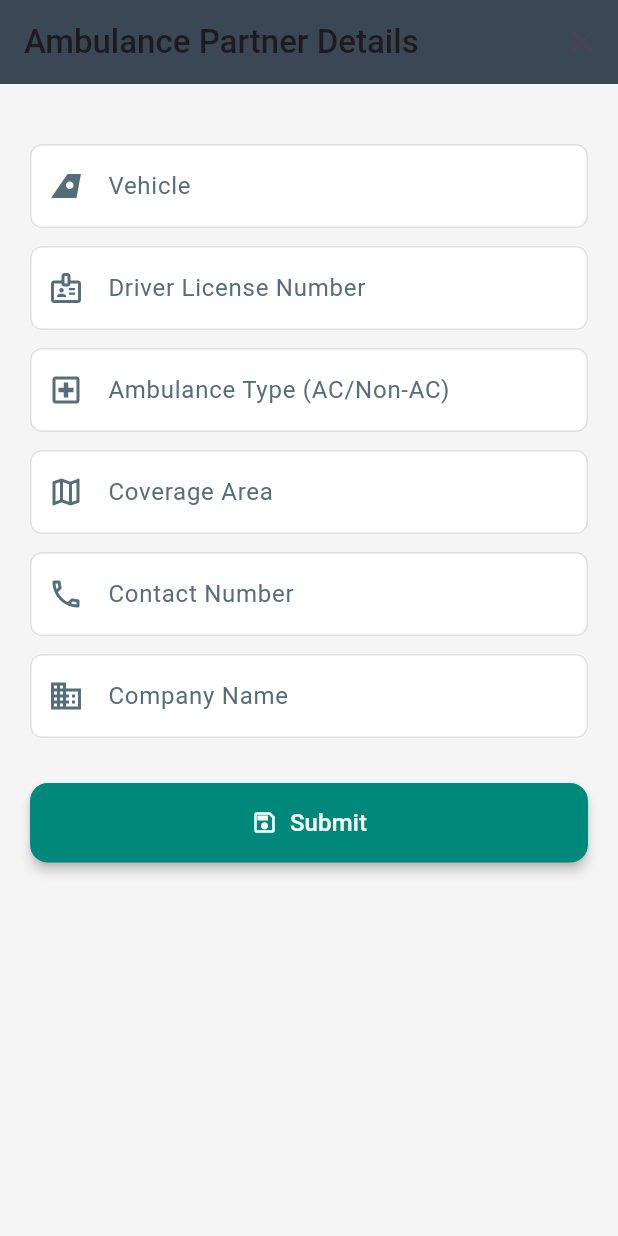
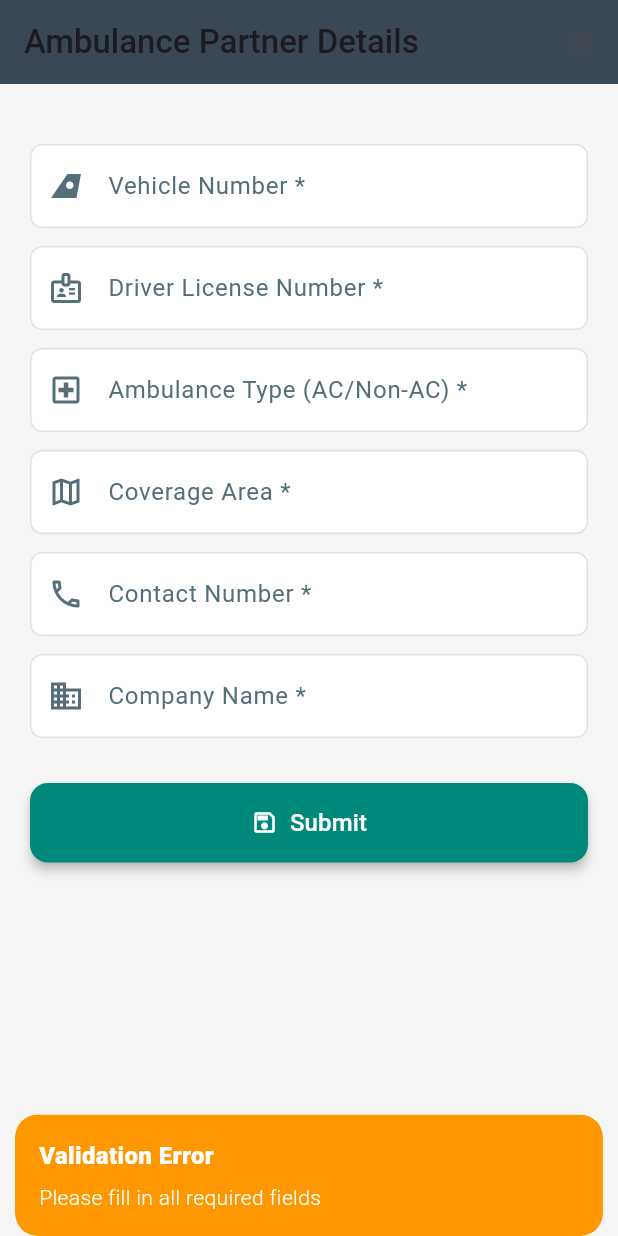
Before and after one commit to DhilonRay/Saver, a Flutter app: the PartnerPage screen opened directly with empty values, after a tap on "Submit", on a phone screen of 412 x 824 dp. Run offline on Flutter 3.47's test engine with Material 3 defaults, Android fonts, the phone set to English and light mode, and no system bars; our stand-ins replace cloud_firestore, country_code_picker, firebase_auth, firebase_core, firebase_messaging, geolocator and 2 more; missing offline and left inert: google_maps_webservice; accounts and stored records are empty.

Commit message:
feat: Add user marker image and enhance partner form validation in PartnerController

```diff
--- a/lib/partner/partner.dart
+++ b/lib/partner/partner.dart
@@ -34,17 +34,17 @@ class PartnerPage extends StatelessWidget {
               crossAxisAlignment: CrossAxisAlignment.stretch,
               children: [
                 const SizedBox(height: 20),
-                _buildTextField(controller.vehicleNumber, 'Vehicle ', Icons.airlines),
+                _buildTextField(controller.vehicleNumber, 'Vehicle Number *', Icons.airlines),
                 const SizedBox(height: 12),
-                _buildTextField(controller.licenseNumber, 'Driver License Number', Icons.badge_outlined),
+                _buildTextField(controller.licenseNumber, 'Driver License Number *', Icons.badge_outlined),
                 const SizedBox(height: 12),
-                _buildTextField(controller.ambulanceType, 'Ambulance Type (AC/Non-AC)', Icons.local_hospital_outlined),
+                _buildTextField(controller.ambulanceType, 'Ambulance Type (AC/Non-AC) *', Icons.local_hospital_outlined),
                 const SizedBox(height: 12),
-                _buildTextField(controller.coverageArea, 'Coverage Area', Icons.map_outlined),
+                _buildTextField(controller.coverageArea, 'Coverage Area *', Icons.map_outlined),
                 const SizedBox(height: 12),
-                _buildTextField(controller.contactNumberController, 'Contact Number', Icons.phone_outlined),
+                _buildTextField(controller.contactNumberController, 'Contact Number *', Icons.phone_outlined),
                 const SizedBox(height: 12),
-                _buildTextField(controller.companyNameController, 'Company Name', Icons.business_outlined),
+                _buildTextField(controller.companyNameController, 'Company Name *', Icons.business_outlined),
                 const SizedBox(height: 30),
                 Obx(() {
                   return ElevatedButton.icon(
--- a/lib/partner/partner_controller.dart
+++ b/lib/partner/partner_controller.dart
@@ -1,6 +1,7 @@
 import 'package:get/get.dart';
 import 'package:flutter/material.dart';
 import 'package:cloud_firestore/cloud_firestore.dart';
+import '../partner_orders/partners_orders_page.dart';
 
 class PartnerController extends GetxController {
   final TextEditingController vehicleNumber = TextEditingController();
@@ -15,13 +16,27 @@ class PartnerController extends GetxController {
   Future<void> savePartnerDetails(String uid) async {
     if (isLoading.value) return;
 
+    // Validate required fields
+    if (vehicleNumber.text.trim().isEmpty ||
+        licenseNumber.text.trim().isEmpty ||
+        ambulanceType.text.trim().isEmpty ||
+        coverageArea.text.trim().isEmpty ||
+        contactNumberController.text.trim().isEmpty ||
+        companyNameController.text.trim().isEmpty) {
+      Get.snackbar(
+        'Validation Error',
+        'Please fill in all required fields',
+        snackPosition: SnackPosition.BOTTOM,
+        backgroundColor: Colors.orange,
+        colorText: Colors.white,
+      );
+      return;
+    }
+
     isLoading.value = true;
 
-    try {
-      await FirebaseFirestore.instance
-          .collection('partners')
-          .doc(uid)
-          .set({
+    // Prepare data to save
+    final partnerData = {
       'vehicleNumber': vehicleNumber.text.trim(),
       'licenseNumber': licenseNumber.text.trim(),
       'ambulanceType': ambulanceType.text.trim(),
@@ -30,7 +45,29 @@ class PartnerController extends GetxController {
       'companyName': companyNameController.text.trim(),
       'uid': uid,
       'createdAt': Timestamp.now(),
-      });
+    };
+
+    print('🚑 Saving partner data to Firestore...');
+    print('👤 User ID: $uid');
+    print('📊 Data to save: $partnerData');
+
+    try {
+      // Save partner data to Firestore
+      await FirebaseFirestore.instance
+          .collection('partners')
+          .doc(uid)
+          .set(partnerData);
+
+      // Verify data was saved by reading it back
+      final savedDoc = await FirebaseFirestore.instance
+          .collection('partners')
+          .doc(uid)
+          .get();
+
+      if (savedDoc.exists) {
+        print('✅ Partner data successfully saved to Firestore');
+        print('📄 Document ID: ${savedDoc.id}');
+        print('📊 Saved Data: ${savedDoc.data()}');
 
         Get.snackbar(
           'Success',
@@ -40,11 +77,17 @@ class PartnerController extends GetxController {
           colorText: Colors.white,
         );
 
-      Get.back();
+        clearForm();
+        // Navigate to partners orders page after successful registration
+        Get.offAll(() => PartnersOrdersPage());
+      } else {
+        throw Exception('Data verification failed - document not found after save');
+      }
     } catch (e) {
+      print('❌ Error saving partner data: $e');
       Get.snackbar(
         'Error',
-        'Error saving data: ${e.toString()}',
+        'Failed to save partner data: ${e.toString()}',
         snackPosition: SnackPosition.BOTTOM,
         backgroundColor: Colors.red,
         colorText: Colors.white,
```
Also changed, not shown: lib/home/home_controller.dart (+138 -89 lines), assets/markers/user.png (added). Lines whose indentation alone changed are shown as unchanged.
